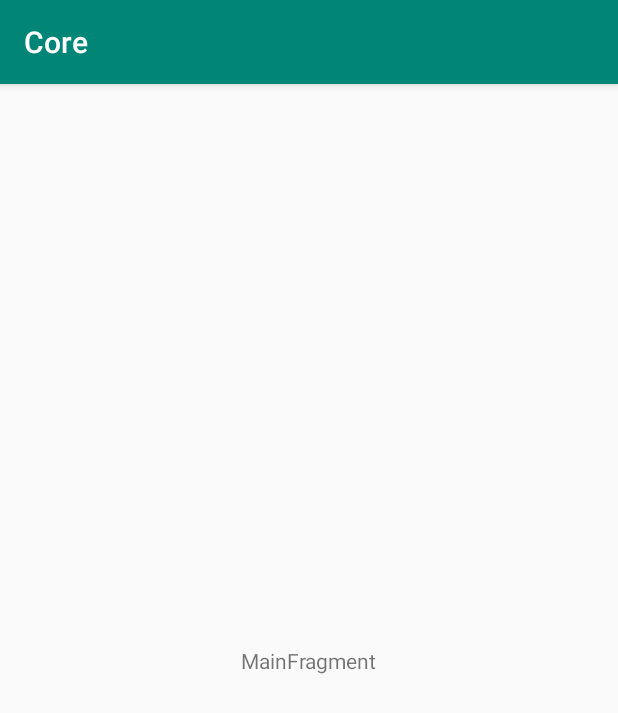
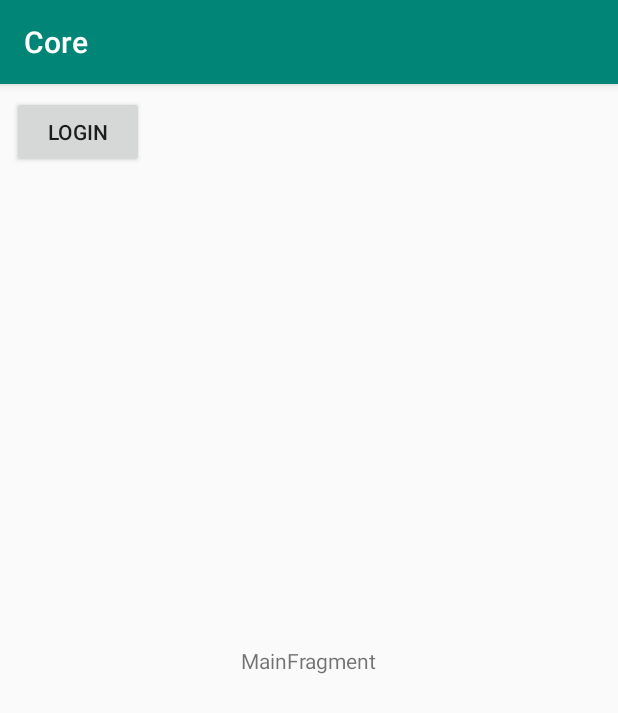
Before and after one commit to kursivee/playground-core, an Android app: the screen it shows after launch (MainActivity), on a phone screen of 412 x 824 dp. Shown: the top 713 px of the screen. Run offline under Robolectric (Android 15) with nearby library versions, the phone set to English and light mode, and no system bars; 3 statements that could not run were skipped.

```diff
--- a/app/src/main/java/kursivee/com/core/MainActivity.kt
+++ b/app/src/main/java/kursivee/com/core/MainActivity.kt
@@ -2,6 +2,7 @@ package kursivee.com.core
 
 import androidx.appcompat.app.AppCompatActivity
 import android.os.Bundle
+import kursivee.com.core.di.mainModule
 import org.koin.android.ext.android.startKoin
 
 class MainActivity : AppCompatActivity() {
@@ -9,7 +10,7 @@ class MainActivity : AppCompatActivity() {
     override fun onCreate(savedInstanceState: Bundle?) {
         super.onCreate(savedInstanceState)
         setContentView(R.layout.main_activity)
-        startKoin(this, listOf(kursivee.com.core.di.mainModule))
+        startKoin(this, listOf(mainModule))
     }
 
 }
--- a/app/src/main/java/kursivee/com/core/di/MainModule.kt
+++ b/app/src/main/java/kursivee/com/core/di/MainModule.kt
@@ -2,6 +2,7 @@ package kursivee.com.core.di
 
 import com.jakewharton.retrofit2.adapter.kotlin.coroutines.CoroutineCallAdapterFactory
 import kursivee.com.core.login.LoginApi
+import kursivee.com.core.login.LoginRepository
 import kursivee.com.core.ui.main.MainViewModel
 import org.koin.androidx.viewmodel.ext.koin.viewModel
 import org.koin.dsl.module.module
@@ -13,7 +14,7 @@ const val BASE_URL = "https://www.mocky.io/v2/"
 val mainModule = module {
     single {
         Retrofit.Builder()
-            .baseUrl(kursivee.com.core.di.BASE_URL)
+            .baseUrl(BASE_URL)
             .addConverterFactory(MoshiConverterFactory.create())
             .addCallAdapterFactory(CoroutineCallAdapterFactory())
             .build()
@@ -23,6 +24,10 @@ val mainModule = module {
         get<Retrofit>().create(LoginApi::class.java)
     }
 
+    single {
+        LoginRepository(get())
+    }
+
     viewModel {
         MainViewModel(get())
     }
--- a/app/src/main/java/kursivee/com/core/login/LoginApi.kt
+++ b/app/src/main/java/kursivee/com/core/login/LoginApi.kt
@@ -1,9 +1,10 @@
 package kursivee.com.core.login
 
 import kotlinx.coroutines.Deferred
+import retrofit2.Response
 import retrofit2.http.POST
 
 interface LoginApi {
     @POST("5c3172853500001200ca9f6b")
-    fun login() : Deferred<LoginResponse>
+    fun login() : Deferred<Response<LoginResponse>>
 }
--- a/app/src/main/java/kursivee/com/core/ui/main/MainFragment.kt
+++ b/app/src/main/java/kursivee/com/core/ui/main/MainFragment.kt
@@ -23,11 +23,21 @@ class MainFragment : Fragment() {
 
     override fun onActivityCreated(savedInstanceState: Bundle?) {
         super.onActivityCreated(savedInstanceState)
+        initViewModel()
+        initOnClickHandlers()
+    }
+
+    private fun initOnClickHandlers() {
+        login_btn.setOnClickListener {
+            vm.login()
+        }
+    }
+
+    private fun initViewModel() {
         vm = getViewModel()
         vm.getSession().observe(this, Observer {
-            message.text = it
+            message.text = it.session
         })
-        vm.login()
     }
 
 }
--- a/app/src/main/res/layout/main_fragment.xml
+++ b/app/src/main/res/layout/main_fragment.xml
@@ -12,10 +12,17 @@
             android:id="@+id/message"
             android:layout_width="wrap_content"
             android:layout_height="wrap_content"
-            android:text="MainFragment"
+            android:text="@string/mainfragment"
             app:layout_constraintBottom_toBottomOf="parent"
             app:layout_constraintEnd_toEndOf="parent"
             app:layout_constraintStart_toStartOf="parent"
             app:layout_constraintTop_toTopOf="parent"/>
+    <Button
+            android:text="@string/login"
+            android:layout_width="wrap_content"
+            android:layout_height="wrap_content"
+            android:id="@+id/login_btn" android:layout_marginTop="8dp"
+            app:layout_constraintTop_toTopOf="parent" app:layout_constraintStart_toStartOf="parent"
+            android:layout_marginStart="8dp"/>
 
 </androidx.constraintlayout.widget.ConstraintLayout>
--- a/app/src/main/res/values/strings.xml
+++ b/app/src/main/res/values/strings.xml
@@ -1,3 +1,5 @@
 <resources>
     <string name="app_name">Core</string>
+    <string name="login">Login</string>
+    <string name="mainfragment">MainFragment</string>
 </resources>
```
Also changed, not shown: app/src/main/java/kursivee/com/core/login/LoginRepository.kt (added, +33 -0 lines), app/src/main/java/kursivee/com/core/ui/main/MainViewModel.kt (+6 -17 lines).
